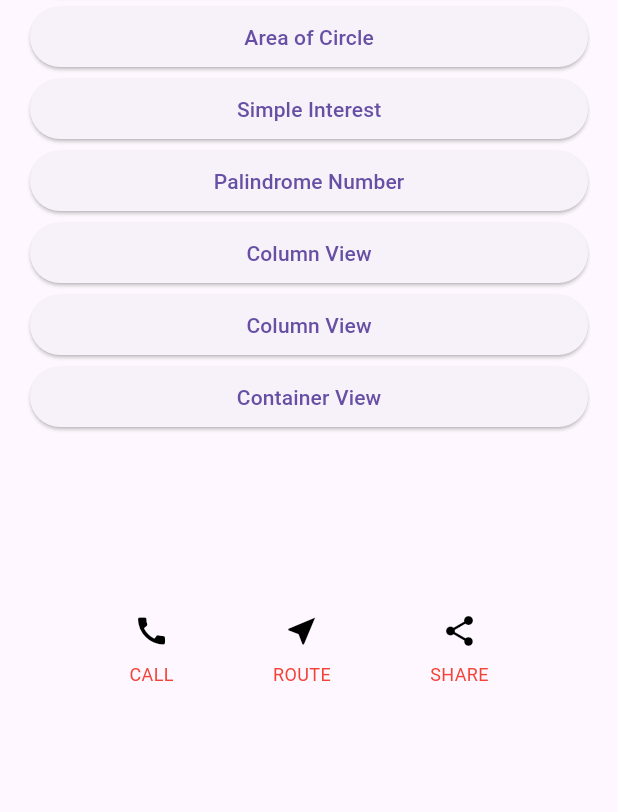
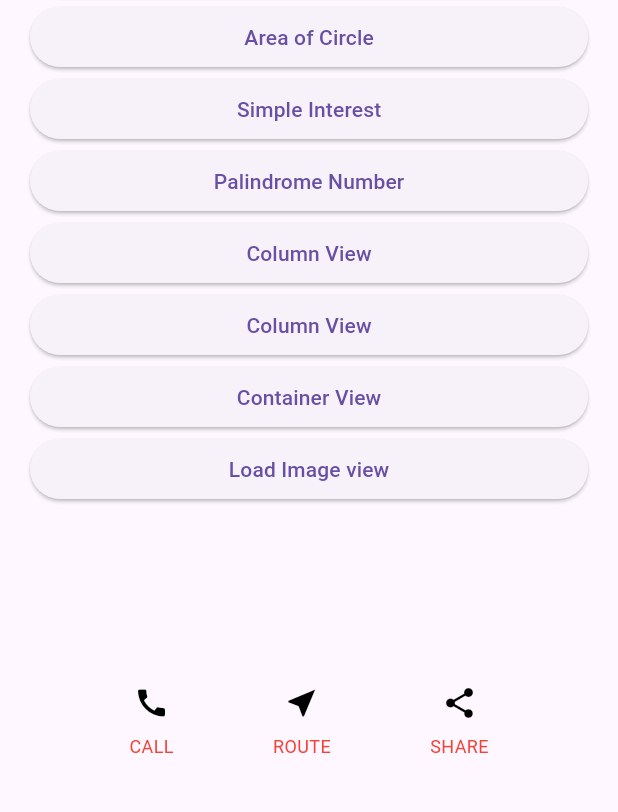
Before and after one commit to Shinigami1593/Flutter_sem_5_classes, a Flutter app: the screen it shows after launch, on a phone screen of 412 x 824 dp, the part 185-997 px from its top. Run offline on Flutter 3.47's test engine with Material 3 defaults, Android fonts, the light colour scheme and no system bars; our stand-ins replace dartz.

Commit message:
image add form local and from web

```diff
--- a/Flutter/flutter_project_class/lib/app.dart
+++ b/Flutter/flutter_project_class/lib/app.dart
@@ -6,6 +6,7 @@ import 'package:flutter_project_class/view/column_view_2.dart';
 import 'package:flutter_project_class/view/container_view.dart';
 import 'package:flutter_project_class/view/first_view.dart';
 import 'package:flutter_project_class/view/interest.dart';
+import 'package:flutter_project_class/view/load_image_view.dart';
 import 'package:flutter_project_class/view/palindrome.dart';
 
 class App extends StatelessWidget {
@@ -23,7 +24,8 @@ class App extends StatelessWidget {
         '/palindrome':(context) => PalindromeNumber(),
         '/column' : (context) => ColumnView(),
         '/columntwo' : (context) => ColumnViewTwo(),
-        '/container' : (context) => ContainerView()
+        '/container' : (context) => ContainerView(),
+        '/loadimage' : (context) => LoadImageView(),
       },
     );
   }
--- a/Flutter/flutter_project_class/lib/view/first_view.dart
+++ b/Flutter/flutter_project_class/lib/view/first_view.dart
@@ -42,6 +42,10 @@ class _FirstViewState extends State<FirstView> {
           ElevatedButton(
             onPressed: () => Navigator.pushNamed(context, '/container'),
             child: const Text("Container View"),
+          ),
+          ElevatedButton(
+            onPressed: () => Navigator.pushNamed(context, '/loadimage'),
+            child: const Text("Load Image view"),
           ),
           const SizedBox(height: 100),
 
--- a/Flutter/flutter_project_class/pubspec.yaml
+++ b/Flutter/flutter_project_class/pubspec.yaml
@@ -58,8 +58,9 @@ flutter:
   uses-material-design: true
 
   # To add assets to your application, add an assets section, like this:
-  # assets:
-  #   - images/a_dot_burr.jpeg
+  assets:
+    - assets/images/
+    - assets/icons/
   #   - images/a_dot_ham.jpeg
 
   # An image asset can refer to one or more resolution-specific "variants", see
```
Also changed, not shown: Flutter/flutter_project_class/lib/view/load_image_view.dart (added, +28 -0 lines).
